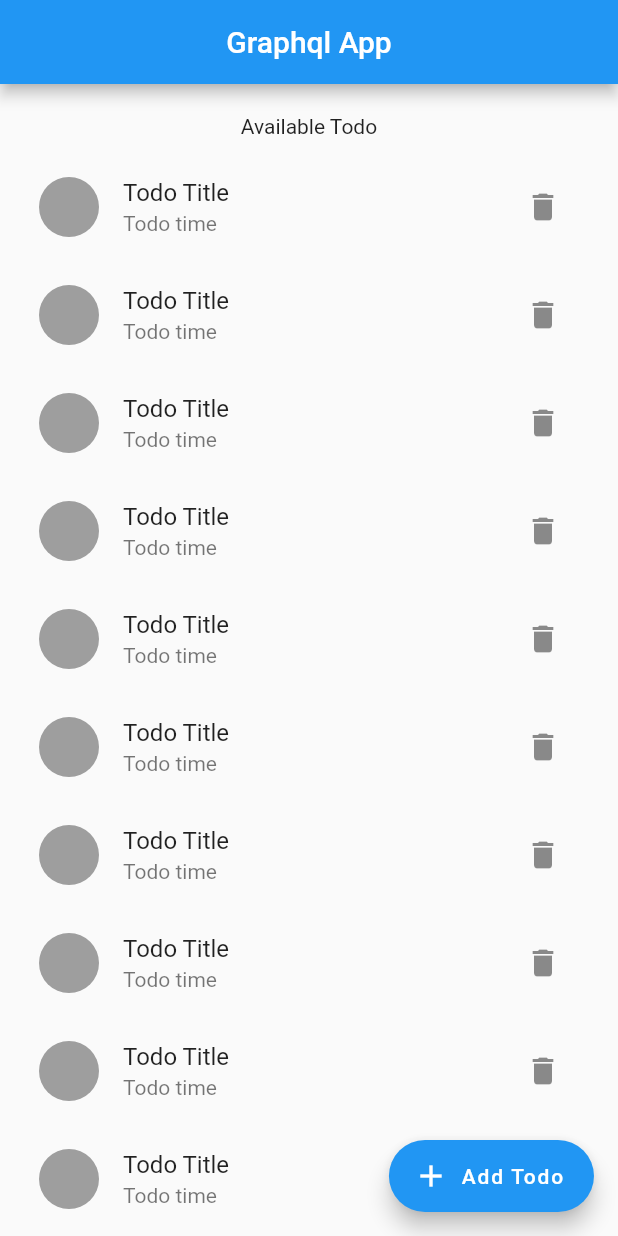
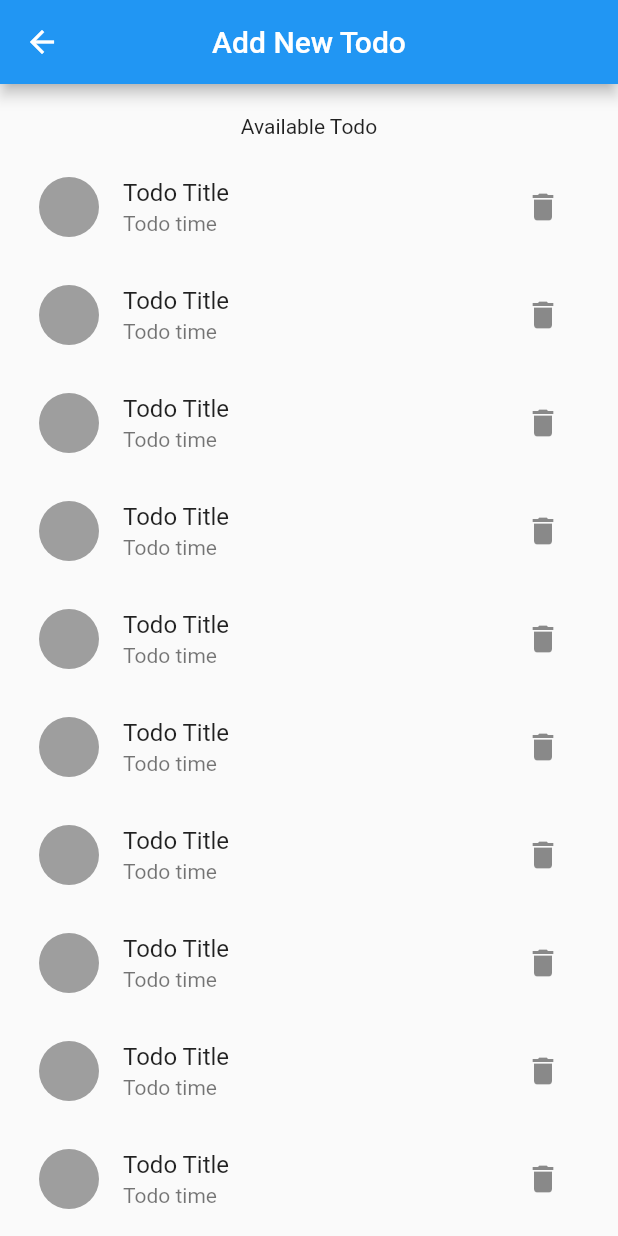
Before and after one commit to ClementPeter/Graphql_flutter, a Flutter app: the screen it shows after launch, after a tap on "Add Todo", on a phone screen of 412 x 824 dp. Run offline on Flutter 3.47's test engine with Material 2 defaults, Android fonts, the phone set to English and light mode, and no system bars; our stand-ins replace graphql_flutter.

Commit message:
Add Graphql Schema

```diff
--- a/lib/main.dart
+++ b/lib/main.dart
@@ -1,7 +1,9 @@
 import 'package:flutter/material.dart';
 import 'package:graphql_app/screens/homepage.dart';
+import 'package:graphql_flutter/graphql_flutter.dart';
 
-void main() {
+void main() async {
+  await initHiveForFlutter();  //InitializinG Hive since it's the default storing mechanism for Graphql
   runApp(const MyApp());
 }
 
--- a/lib/providers/add_task_provider.dart
+++ b/lib/providers/add_task_provider.dart
@@ -0,0 +1,15 @@
+import 'package:flutter/foundation.dart';
+
+//Provider class for Adding Task to Graphql
+class AddTaskProvider extends ChangeNotifier {
+  //getters
+  bool get status => _status;
+  String get response => _response;
+
+  //setters
+  bool _status = false; //false means nothing is happpening atm
+  String _response = ""; //stores response message
+
+  //method to add tas
+  void addTask() async {}
+}
--- a/lib/schema/urlEndPoint.dart
+++ b/lib/schema/urlEndPoint.dart
@@ -3,6 +3,7 @@ import 'package:graphql_app/utility/url.dart';
 import 'package:graphql_flutter/graphql_flutter.dart';
 
 //This class connects our App to our GraphUrl EndPoint with the help of ValueNotifier from Flutter
+//This is a good way of doing it cos ur backed stuff would be isolated from the UI
 class EndPoint {
   ValueNotifier<GraphQLClient> getClient(String token) {
     ValueNotifier<GraphQLClient> _client = ValueNotifier(
@@ -16,6 +17,3 @@ class EndPoint {
     return _client;
   }
 }
-
-
-//This is a good way of doing it cos ur backed stuff would be isolated from the UI
--- a/lib/screens/add_Todo_page.dart
+++ b/lib/screens/add_Todo_page.dart
@@ -0,0 +1,65 @@
+import 'package:flutter/material.dart';
+import 'package:flutter/material.dart';
+
+class AddTodoPage extends StatefulWidget {
+  //const AddTodoPage({super.key, required this.title});
+  const AddTodoPage({Key? key}) : super(key: key);
+
+  //final String title;
+
+  @override
+  State<AddTodoPage> createState() => _AddTodoPageState();
+}
+
+class _AddTodoPageState extends State<AddTodoPage> {
+  final TextEditingController _task =
+      TextEditingController(); //Helps us to track text input in our TextField
+
+  @override
+  Widget build(BuildContext context) {
+    return Scaffold(
+      appBar: AppBar(
+        centerTitle: true,
+        title: const Text('Add New Todo'),
+      ),
+
+      //Custome scroll view provides a cool animation look when we scroll
+      body: CustomScrollView(
+        slivers: [
+          SliverToBoxAdapter(
+            child: Container(
+              padding: const EdgeInsets.all(10),
+              height: MediaQuery.of(context).size.height,
+              child: Column(
+                children: [
+                  Container(
+                    margin: const EdgeInsets.all(10),
+                    child: const Text('Available Todo'),
+                  ),
+                  Expanded(
+                    child: ListView(
+                      children: List.generate(30, (index) {
+                        return ListTile(
+                          title: Text("Todo Title"),
+                          subtitle: Text("Todo time"),
+                          leading: CircleAvatar(
+                            backgroundColor: Colors.grey,
+                          ),
+                          trailing: IconButton(
+                            onPressed: () {},
+                            icon: const Icon(Icons.delete),
+                          ),
+
+                        );
+                      }),
+                    ),
+                  )
+                ],
+              ),
+            ),
+          )
+        ],
+      ),
+    );
+  }
+}
--- a/lib/screens/homepage.dart
+++ b/lib/screens/homepage.dart
@@ -1,4 +1,7 @@
 import 'package:flutter/material.dart';
+import 'package:graphql_app/screens/add_Todo_page.dart';
+
+//Main page in our App ; Displays List of ToDos
 
 class MyHomePage extends StatefulWidget {
   const MyHomePage({super.key, required this.title});
@@ -10,14 +13,6 @@ class MyHomePage extends StatefulWidget {
 }
 
 class _MyHomePageState extends State<MyHomePage> {
-  int _counter = 0;
-
-  void _incrementCounter() {
-    setState(() {
-      _counter++;
-    });
-  }
-
   @override
   Widget build(BuildContext context) {
     return Scaffold(
@@ -25,26 +20,13 @@ class _MyHomePageState extends State<MyHomePage> {
         centerTitle: true,
         title: Text(widget.title),
       ),
-      // body: Center(
-      //   child: Column(
-      //     mainAxisAlignment: MainAxisAlignment.center,
-      //     children: <Widget>[
-      //       const Text(
-      //         'You have pushed the button this many times:',
-      //       ),
-      //       Text(
-      //         '$_counter',
-      //         style: Theme.of(context).textTheme.headline4,
-      //       ),
-      //     ],
-      //   ),
-      // ),
-      //Custome scroll view provides a cool animation look when we scroll
+
+      //Custom scroll view provides a cool animation look when we scroll
       body: CustomScrollView(
         slivers: [
           SliverToBoxAdapter(
             child: Container(
-              padding: EdgeInsets.all(10),
+              padding: const EdgeInsets.all(10),
               height: MediaQuery.of(context).size.height,
               child: Column(
                 children: [
@@ -62,8 +44,8 @@ class _MyHomePageState extends State<MyHomePage> {
                             backgroundColor: Colors.grey,
                           ),
                           trailing: IconButton(
-                            onPressed: (){},
-                            icon: const  Icon(Icons.delete),
+                            onPressed: () {},
+                            icon: const Icon(Icons.delete),
                           ),
                           // trailing:  IconButton(
                           //  // icon: Icon(Icons.delete),
@@ -80,9 +62,10 @@ class _MyHomePageState extends State<MyHomePage> {
         ],
       ),
       floatingActionButton: FloatingActionButton.extended(
-        // label: ,
-        onPressed: _incrementCounter,
-        tooltip: 'Increment',
+        onPressed: () {
+          Navigator.push(context,
+              MaterialPageRoute(builder: (context) => const AddTodoPage()));
+        },
         icon: const Icon(Icons.add),
         label: const Text('Add Todo'),
       ),
```
Also changed, not shown: lib/schema/add_Task_schema.dart (added).
